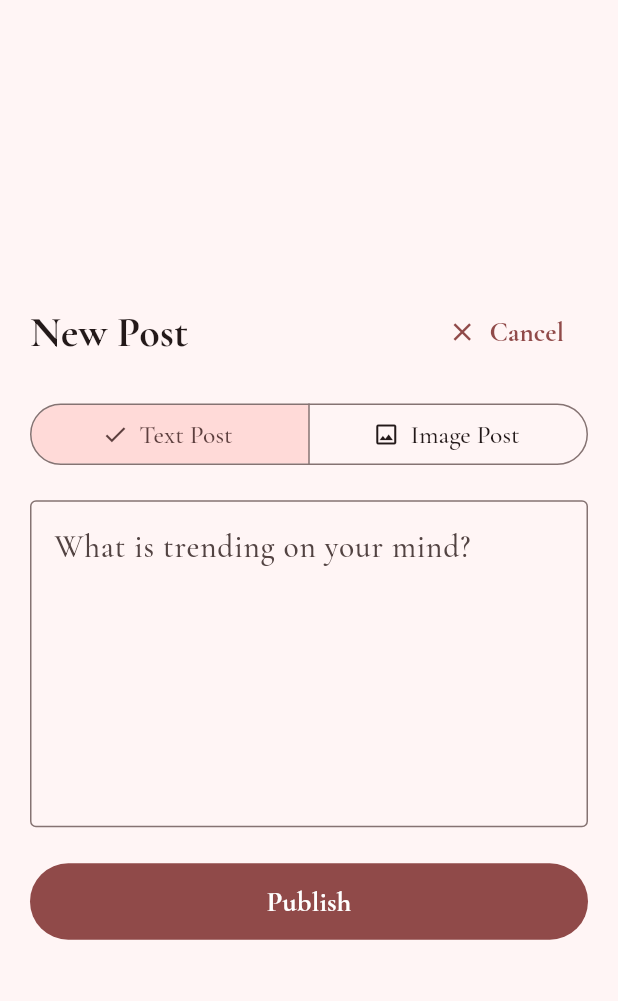
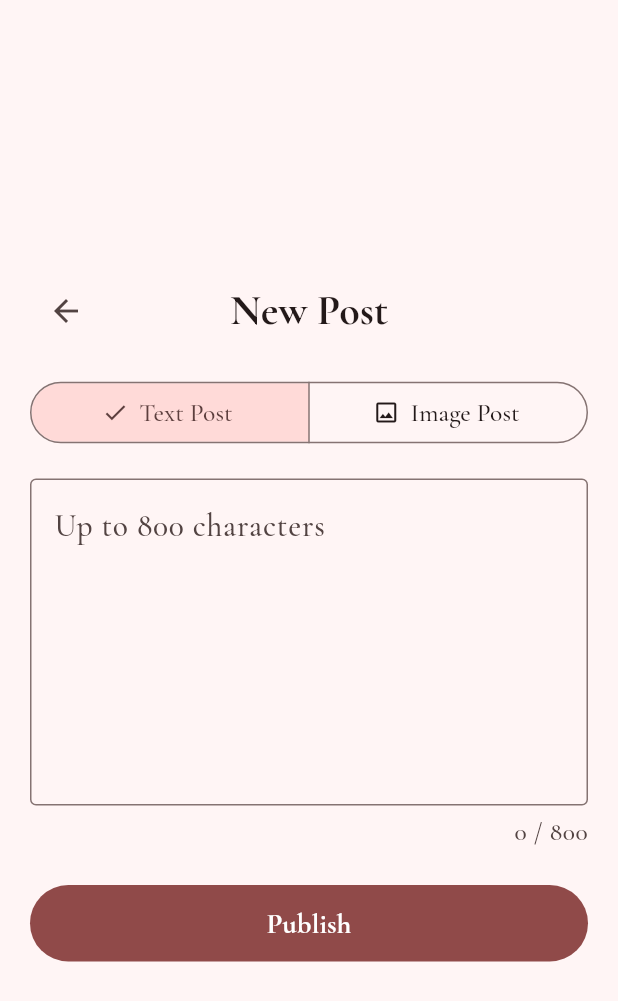
Before and after one commit to ekatwood/anything_feed, a Flutter app: the screen it shows after launch, after a tap on "Make a Post", on a phone screen of 412 x 824 dp. Shown: the top 1001 px of the screen. Run offline on Flutter 3.47's test engine with Material 3 defaults, Android fonts, the phone set to English and light mode, and no system bars; our stand-ins replace cloud_firestore, firebase_core, firebase_storage, shared_preferences, web; missing offline and left inert: dart:js_interop, heic_to_png_jpg; accounts and stored records are empty; generated files the repository leaves out were written again.

Commit message:
making adjustments to make post format

```diff
--- a/lib/main.dart
+++ b/lib/main.dart
@@ -34,8 +34,8 @@ class _TrendingNowAppState extends State<TrendingNowApp> {
   Widget build(BuildContext context) {
     const baseTextTheme = TextTheme(
       bodyLarge: TextStyle(fontSize: 21),
-      bodyMedium: TextStyle(fontSize: 18),
-      bodySmall: TextStyle(fontSize: 16),
+      bodyMedium: TextStyle(fontSize: 19),
+      bodySmall: TextStyle(fontSize: 17),
     );
     const Color _lightRedSeed = Color(0xFFE57373); // soft/light red (Material Red 300)
     const Color _lightRedSurface = Color(0xFFFFF5F5); // subtle blush tint for background
--- a/lib/make_post.dart
+++ b/lib/make_post.dart
@@ -1,4 +1,5 @@
 import 'dart:async';
+import 'dart:convert';
 import 'dart:js_interop';
 import 'dart:math' as math;
 import 'dart:typed_data';
@@ -6,12 +7,22 @@ import 'dart:typed_data';
 import 'package:cloud_firestore/cloud_firestore.dart';
 import 'package:firebase_storage/firebase_storage.dart';
 import 'package:flutter/material.dart';
+import 'package:flutter/services.dart';
 import 'package:heic_to_png_jpg/heic_to_png_jpg.dart';
+import 'package:http/http.dart' as http;
 import 'package:web/web.dart' as web;
 
 const int _maxImageDimension = 1080;
 const double _imageQuality = 0.85;
 const int _maxUploadBytes = 5 * 1024 * 1024;
+const int _maxTextChars = 800;
+const int _maxCaptionChars = 300;
+const String _safeSearchEndpoint = '';
+
+// Aspect ratio bounds (width / height):
+// 4:5 (0.8) prevents overly tall portrait photos; 5:4 (1.25) prevents overly wide landscape photos.
+const double _minAspectRatio = 4 / 5;
+const double _maxAspectRatio = 5 / 4;
 
 class MakePostPage extends StatefulWidget {
   const MakePostPage({super.key});
@@ -27,6 +38,7 @@ class _MakePostPageState extends State<MakePostPage> {
   bool _includeImage = false;
   bool _isProcessingImage = false;
   bool _isPublishing = false;
+  bool _isPublished = false;
 
   String? _selectedFileName;
   String _processedMimeType = 'image/webp';
@@ -34,10 +46,40 @@ class _MakePostPageState extends State<MakePostPage> {
   String? _errorMessage;
 
   @override
+  void initState() {
+    super.initState();
+    _textController.addListener(_onFormChanged);
+    _captionController.addListener(_onFormChanged);
+  }
+
+  void _onFormChanged() {
+    if (mounted) {
+      setState(() {});
+    }
+  }
+
+  @override
   void dispose() {
+    _textController.removeListener(_onFormChanged);
+    _captionController.removeListener(_onFormChanged);
     _textController.dispose();
     _captionController.dispose();
     super.dispose();
+  }
+
+  void _resetForAnotherPost() {
+    _textController.clear();
+    _captionController.clear();
+    setState(() {
+      _includeImage = false;
+      _isProcessingImage = false;
+      _isPublishing = false;
+      _isPublished = false;
+      _selectedFileName = null;
+      _processedMimeType = 'image/webp';
+      _processedImageBytes = null;
+      _errorMessage = null;
+    });
   }
 
   Future<({String name, Uint8List bytes})?> _pickImageFromBrowser() async {
@@ -137,9 +179,7 @@ class _MakePostPageState extends State<MakePostPage> {
       );
 
       if (processed.bytes.length > _maxUploadBytes) {
-        throw Exception(
-          'Processed image exceeds the 5 MB upload limit.',
-        );
+        throw Exception('Processed image exceeds the 5 MB upload limit.');
       }
 
       if (!mounted) return;
@@ -171,19 +211,13 @@ class _MakePostPageState extends State<MakePostPage> {
     return 'webp';
   }
 
-  String _labelForMimeType(String mimeType) {
-    if (mimeType == 'image/jpeg') return 'JPEG';
-    return 'WebP';
-  }
-
   String _buildOutputFileName(
       String originalName, {
         required String mimeType,
       }) {
     final int dotIndex = originalName.lastIndexOf('.');
-    final String baseName = dotIndex > 0
-        ? originalName.substring(0, dotIndex)
-        : originalName;
+    final String baseName =
+    dotIndex > 0 ? originalName.substring(0, dotIndex) : originalName;
     final String sanitized = baseName
         .replaceAll(RegExp(r'[^a-zA-Z0-9_-]'), '_')
         .replaceAll(RegExp(r'_+'), '_');
@@ -281,15 +315,30 @@ class _MakePostPageState extends State<MakePostPage> {
         throw Exception('Invalid image dimensions.');
       }
 
+      // Center-crop if the image is taller than 4:5 or wider than 5:4.
+      double srcX = 0;
+      double srcY = 0;
+      double srcW = naturalW.toDouble();
+      double srcH = naturalH.toDouble();
+      final double aspect = srcW / srcH;
+
+      if (aspect < _minAspectRatio) {
+        srcH = srcW / _minAspectRatio;
+        srcY = (naturalH - srcH) / 2;
+      } else if (aspect > _maxAspectRatio) {
+        srcW = srcH * _maxAspectRatio;
+        srcX = (naturalW - srcW) / 2;
+      }
+
       final double scale = math.min(
         1.0,
         math.min(
-          _maxImageDimension / naturalW,
-          _maxImageDimension / naturalH,
+          _maxImageDimension / srcW,
+          _maxImageDimension / srcH,
         ),
       );
-      final int targetW = math.max(1, (naturalW * scale).round());
-      final int targetH = math.max(1, (naturalH * scale).round());
+      final int targetW = math.max(1, (srcW * scale).round());
+      final int targetH = math.max(1, (srcH * scale).round());
 
       final web.HTMLCanvasElement canvas = web.HTMLCanvasElement()
         ..width = targetW
@@ -303,7 +352,17 @@ class _MakePostPageState extends State<MakePostPage> {
 
       ctx.imageSmoothingEnabled = true;
       ctx.imageSmoothingQuality = 'high';
-      ctx.drawImage(img, 0, 0, targetW, targetH);
+      ctx.drawImage(
+        img,
+        srcX,
+        srcY,
+        srcW,
+        srcH,
+        0,
+        0,
+        targetW.toDouble(),
+        targetH.toDouble(),
+      );
 
       String dataUrl = canvas.toDataURL('image/webp', _imageQuality.toJS);
       String mimeType = 'image/webp';
@@ -333,22 +392,72 @@ class _MakePostPageState extends State<MakePostPage> {
     }
   }
 
+  Future<void> _validateImageSafeSearch({
+    required Uint8List bytes,
+    required String mimeType,
+  }) async {
+    if (_safeSearchEndpoint.trim().isEmpty) {
+      return;
+    }
+
+    final response = await http.post(
+      Uri.parse(_safeSearchEndpoint.trim()),
+      headers: const {'Content-Type': 'application/json'},
+      body: jsonEncode({
+        'imageBase64': base64Encode(bytes),
+        'mimeType': mimeType,
+      }),
+    );
+
+    if (response.statusCode < 200 || response.statusCode >= 300) {
+      throw Exception('Image safety check failed (${response.statusCode}).');
+    }
+
+    if (response.body.isNotEmpty) {
+      final dynamic decoded = jsonDecode(response.body);
+      if (decoded is Map<String, dynamic>) {
+        final bool isSafe = decoded['safe'] as bool? ?? true;
+        if (!isSafe) {
+          final String reason = decoded['reason'] as String? ??
+              'Image did not pass SafeSearch validation.';
+          throw Exception(reason);
+        }
+      }
+    }
+  }
+
   Future<void> _publishPost() async {
     final String textContent = _textController.text.trim();
     final String captionContent = _captionController.text.trim();
 
-    if (!_includeImage && textContent.isEmpty) {
+    if (!_includeImage) {
+      if (textContent.isEmpty) {
         setState(() {
           _errorMessage = 'Please enter some text before publishing.';
         });
         return;
       }
-
-    if (_includeImage && _processedImageBytes == null) {
+      if (textContent.length > _maxTextChars) {
+        setState(() {
+          _errorMessage =
+          'Text posts must be $_maxTextChars characters or fewer.';
+        });
+        return;
+      }
+    } else {
+      if (_processedImageBytes == null) {
         setState(() {
           _errorMessage = 'Please select an image first.';
         });
         return;
+      }
+      if (captionContent.length > _maxCaptionChars) {
+        setState(() {
+          _errorMessage =
+          'Captions must be $_maxCaptionChars characters or fewer.';
+        });
+        return;
+      }
     }
 
     setState(() {
@@ -361,6 +470,11 @@ class _MakePostPageState extends State<MakePostPage> {
       String? storagePath;
 
       if (_includeImage && _processedImageBytes != null) {
+        await _validateImageSafeSearch(
+          bytes: _processedImageBytes!,
+          mimeType: _processedMimeType,
+        );
+
         final String fallbackExt = _extensionForMimeType(_processedMimeType);
         final String fileName = _selectedFileName ??
             '${DateTime.now().millisecondsSinceEpoch}_upload.$fallbackExt';
@@ -387,7 +501,10 @@ class _MakePostPageState extends State<MakePostPage> {
       await FirebaseFirestore.instance.collection('posts').add(postData);
 
       if (!mounted) return;
-      Navigator.of(context).pop(true);
+      setState(() {
+        _isPublishing = false;
+        _isPublished = true;
+      });
     } catch (e) {
       if (!mounted) return;
       setState(() {
@@ -402,7 +519,8 @@ class _MakePostPageState extends State<MakePostPage> {
   Widget build(BuildContext context) {
     final ThemeData theme = Theme.of(context);
     final ColorScheme colorScheme = theme.colorScheme;
-    final String formatLabel = _labelForMimeType(_processedMimeType);
+    final int textLength = _textController.text.length;
+    final int captionLength = _captionController.text.length;
 
     return Scaffold(
       backgroundColor: theme.scaffoldBackgroundColor,
@@ -412,31 +530,69 @@ class _MakePostPageState extends State<MakePostPage> {
             constraints: const BoxConstraints(maxWidth: 600),
             child: SingleChildScrollView(
               padding: const EdgeInsets.symmetric(horizontal: 20, vertical: 24),
-              child: Column(
+              child: _isPublished
+                  ? Column(
+                crossAxisAlignment: CrossAxisAlignment.stretch,
+                children: <Widget>[
+                  Row(
+                    mainAxisAlignment: MainAxisAlignment.start,
+                    children: <Widget>[
+                      IconButton(
+                        onPressed: () => Navigator.of(context).pop(true),
+                        icon: const Icon(Icons.arrow_back),
+                        tooltip: 'Back',
+                      ),
+                    ],
+                  ),
+                  const SizedBox(height: 36),
+                  Icon(
+                    Icons.check_circle_outline,
+                    size: 48,
+                    color: colorScheme.primary,
+                  ),
+                  const SizedBox(height: 16),
+                  Text(
+                    'Published!',
+                    textAlign: TextAlign.center,
+                    style: theme.textTheme.headlineLarge?.copyWith(
+                      fontWeight: FontWeight.w700,
+                    ),
+                  ),
+                  const SizedBox(height: 32),
+                  FilledButton.icon(
+                    onPressed: _resetForAnotherPost,
+                    icon: const Icon(Icons.add),
+                    label: const Padding(
+                      padding: EdgeInsets.symmetric(vertical: 12),
+                      child: Text(
+                        'Make another post',
+                        style: TextStyle(
+                          fontSize: 19,
+                          fontWeight: FontWeight.w700,
+                        ),
+                      ),
+                    ),
+                  ),
+                ],
+              )
+                  : Column(
                 crossAxisAlignment: CrossAxisAlignment.stretch,
                 children: <Widget>[
                   Row(
                     mainAxisAlignment: MainAxisAlignment.spaceBetween,
                     children: <Widget>[
+                      IconButton(
+                        onPressed: () => Navigator.of(context).pop(true),
+                        icon: const Icon(Icons.arrow_back),
+                        tooltip: 'Back',
+                      ),
                       Text(
                         'New Post',
                         style: theme.textTheme.headlineMedium?.copyWith(
                           fontWeight: FontWeight.w700,
                         ),
                       ),
-                      TextButton.icon(
-                        onPressed: _isPublishing
-                            ? null
-                            : () => Navigator.of(context).pop(false),
-                        icon: const Icon(Icons.close, size: 20),
-                        label: const Text(
-                          'Cancel',
-                          style: TextStyle(
-                            fontSize: 18,
-                            fontWeight: FontWeight.w700,
-                          ),
-                        ),
-                      ),
+                      const SizedBox(width: 48),
                     ],
                   ),
                   const SizedBox(height: 20),
@@ -478,10 +634,24 @@ class _MakePostPageState extends State<MakePostPage> {
                     TextField(
                       controller: _textController,
                       maxLines: 6,
+                      maxLength: _maxTextChars,
+                      maxLengthEnforcement:
+                      MaxLengthEnforcement.enforced,
                       enabled: !_isPublishing,
                       decoration: const InputDecoration(
-                        hintText: 'What is trending on your mind?',
+                        hintText: 'Up to 800 characters',
                         border: OutlineInputBorder(),
+                        counterText: '',
+                      ),
+                    ),
+                    const SizedBox(height: 6),
+                    Align(
+                      alignment: Alignment.centerRight,
+                      child: Text(
+                        '$textLength / $_maxTextChars',
+                        style: theme.textTheme.bodySmall?.copyWith(
+                          color: colorScheme.onSurfaceVariant,
+                        ),
                       ),
                     ),
                   ] else ...<Widget>[
@@ -499,49 +669,61 @@ class _MakePostPageState extends State<MakePostPage> {
                           ? const SizedBox(
                         width: 18,
                         height: 18,
-                        child: CircularProgressIndicator(strokeWidth: 2),
+                        child: CircularProgressIndicator(
+                          strokeWidth: 2,
+                        ),
                       )
                           : const Icon(Icons.upload_file, size: 22),
                       label: Text(
                         _isProcessingImage
-                            ? 'Resizing & Compressing...'
+                            ? ''
                             : (_processedImageBytes == null
-                            ? 'Choose Photo (HEIC, JPG, PNG, WebP)'
-                            : 'Replace Photo'),
+                            ? 'Choose Image'
+                            : 'Replace Image'),
                         style: const TextStyle(
                           fontSize: 18,
-                          fontWeight: FontWeight.w600,
+                          fontWeight: FontWeight.w700,
                         ),
                       ),
                     ),
                     const SizedBox(height: 12),
                     if (_processedImageBytes != null) ...<Widget>[
-                      ClipRRect(
+                      Center(
+                        child: ClipRRect(
                           borderRadius: BorderRadius.circular(8),
                           child: ConstrainedBox(
-                          constraints: const BoxConstraints(maxHeight: 420),
+                            constraints:
+                            const BoxConstraints(maxHeight: 420),
                             child: Image.memory(
                               _processedImageBytes!,
                               fit: BoxFit.contain,
                             ),
                           ),
                         ),
-                      const SizedBox(height: 8),
-                      Text(
-                        'Ready as $formatLabel (${(_processedImageBytes!.length / 1024).toStringAsFixed(0)} KB, max 1080px)',
-                        style: theme.textTheme.bodySmall?.copyWith(
-                          color: colorScheme.onSurfaceVariant,
                       ),
-                      ),
-                      const SizedBox(height: 14),
+                      const SizedBox(height: 16),
                     ],
                     TextField(
                       controller: _captionController,
                       maxLines: 3,
+                      maxLength: _maxCaptionChars,
+                      maxLengthEnforcement:
+                      MaxLengthEnforcement.enforced,
                       enabled: !_isPublishing,
                       decoration: const InputDecoration(
-                        hintText: 'Optional caption...',
+                        hintText: 'Optional caption up to 300 characters',
                         border: OutlineInputBorder(),
+                        counterText: '',
+                      ),
+                    ),
+                    const SizedBox(height: 6),
+                    Align(
+                      alignment: Alignment.centerRight,
+                      child: Text(
+                        '$captionLength / $_maxCaptionChars',
+                        style: theme.textTheme.bodySmall?.copyWith(
+                          color: colorScheme.onSurfaceVariant,
+                        ),
                       ),
                     ),
                   ],
@@ -566,7 +748,9 @@ class _MakePostPageState extends State<MakePostPage> {
                           ? const SizedBox(
                         width: 20,
                         height: 20,
-                        child: CircularProgressIndicator(strokeWidth: 2),
+                        child: CircularProgressIndicator(
+                          strokeWidth: 2,
+                        ),
                       )
                           : const Text(
                         'Publish',
```
Lines whose indentation alone changed are shown as unchanged.
